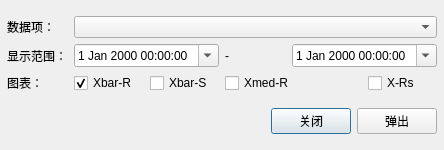
Before: the Qt Designer form Intelligence3DMeasurement/SPC_RELATIVE/DataRangeSelector.ui in trigrass2/Intelligence3DMeasurement, drawn with Qt 5.
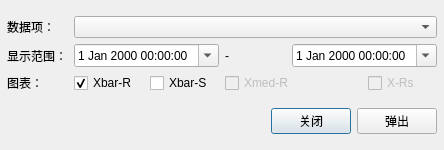
After: the same form once the commit is applied.

```diff
--- a/Intelligence3DMeasurement/SPC_RELATIVE/DataRangeSelector.ui
+++ b/Intelligence3DMeasurement/SPC_RELATIVE/DataRangeSelector.ui
@@ -104,6 +104,9 @@
      </item>
      <item row="2" column="3" colspan="2">
       <widget class="QCheckBox" name="xmedRChkBox">
+       <property name="enabled">
+        <bool>false</bool>
+       </property>
        <property name="text">
         <string>Xmed-R</string>
        </property>
@@ -111,6 +114,9 @@
      </item>
      <item row="2" column="5">
       <widget class="QCheckBox" name="xRsChkBox">
+       <property name="enabled">
+        <bool>false</bool>
+       </property>
        <property name="text">
         <string>X-Rs</string>
        </property>
```
